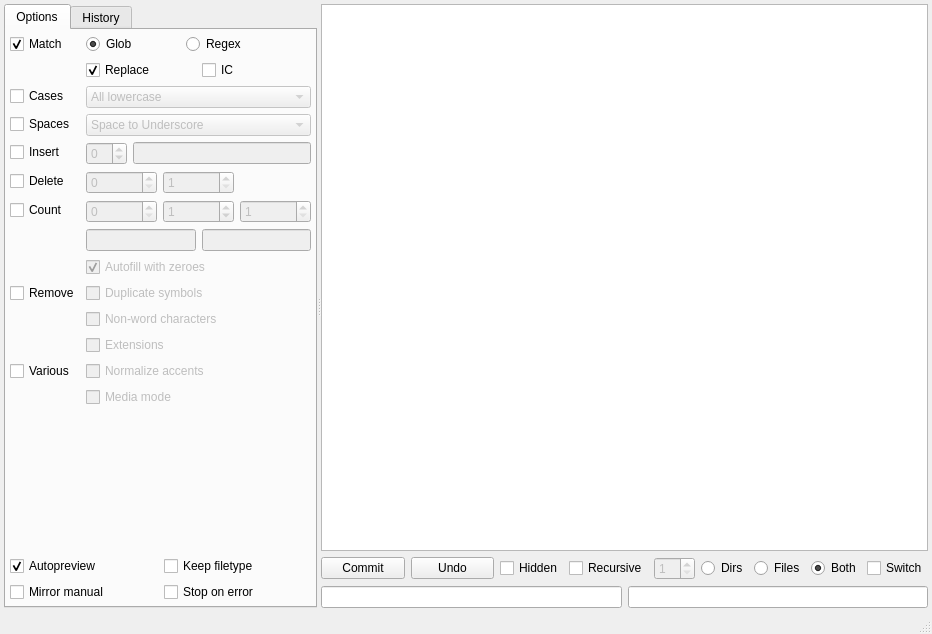
The window that gui/filebrowser/demimove.ui (gmdfalk/60-days-of-python) describes before a commit, drawn with Qt 5.
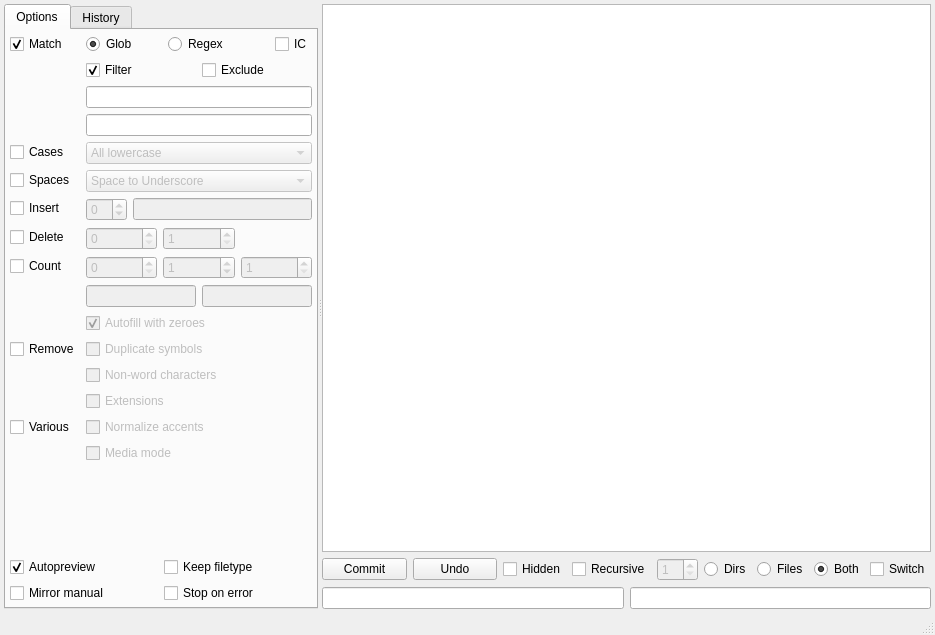
The same window after the commit.

Commit message: updating matching mechanisms and GUI. the final feature before implementing commit/undo.

```diff
--- a/gui/filebrowser/demimove.ui
+++ b/gui/filebrowser/demimove.ui
@@ -6,8 +6,8 @@
    <rect>
     <x>0</x>
     <y>0</y>
-    <width>932</width>
-    <height>634</height>
+    <width>935</width>
+    <height>635</height>
    </rect>
   </property>
   <property name="windowTitle">
@@ -59,7 +59,7 @@
               </widget>
              </item>
              <item row="0" column="1">
-              <layout class="QHBoxLayout" name="matchradios" stretch="3,4">
+              <layout class="QHBoxLayout" name="matchradios" stretch="3,4,0">
                <item>
                 <widget class="QRadioButton" name="matchglob">
                  <property name="toolTip">
@@ -83,23 +83,6 @@
                  </property>
                 </widget>
                </item>
-              </layout>
-             </item>
-             <item row="1" column="1">
-              <layout class="QHBoxLayout" name="matchchecks">
-               <item>
-                <widget class="QCheckBox" name="matchreplace">
-                 <property name="toolTip">
-                  <string>&lt;html&gt;&lt;head/&gt;&lt;body&gt;&lt;p&gt;Only use the matching pattern, not the replacement pattern.&lt;/p&gt;&lt;/body&gt;&lt;/html&gt;</string>
-                 </property>
-                 <property name="text">
-                  <string>Replace</string>
-                 </property>
-                 <property name="checked">
-                  <bool>true</bool>
-                 </property>
-                </widget>
-               </item>
                <item>
                 <widget class="QCheckBox" name="matchignorecase">
                  <property name="enabled">
@@ -115,14 +98,45 @@
                </item>
               </layout>
              </item>
-             <item row="2" column="0">
+             <item row="1" column="1">
+              <layout class="QHBoxLayout" name="matchchecks">
+               <item>
+                <widget class="QCheckBox" name="matchfiltercheck">
+                 <property name="toolTip">
+                  <string>&lt;html&gt;&lt;head/&gt;&lt;body&gt;&lt;p&gt;Only use the matching pattern, not the replacement pattern.&lt;/p&gt;&lt;/body&gt;&lt;/html&gt;</string>
+                 </property>
+                 <property name="text">
+                  <string>Filter</string>
+                 </property>
+                 <property name="checked">
+                  <bool>true</bool>
+                 </property>
+                </widget>
+               </item>
+               <item>
+                <widget class="QCheckBox" name="matchexcludecheck">
+                 <property name="text">
+                  <string>Exclude</string>
+                 </property>
+                </widget>
+               </item>
+              </layout>
+             </item>
+             <item row="2" column="1">
+              <widget class="QLineEdit" name="lineEdit">
+               <property name="toolTip">
+                <string>&lt;html&gt;&lt;head/&gt;&lt;body&gt;&lt;p&gt;&lt;span style=&quot; font-weight:600;&quot;&gt;Filter&lt;/span&gt;&lt;/p&gt;&lt;p&gt;Glob/Regex pattern to filter the targets by. &lt;/p&gt;&lt;p&gt;This defaults to &amp;quot;*&amp;quot; or &amp;quot;.*&amp;quot; respectively, to match all targets.&lt;/p&gt;&lt;/body&gt;&lt;/html&gt;</string>
+               </property>
+              </widget>
+             </item>
+             <item row="4" column="0">
               <widget class="QCheckBox" name="capitalizecheck">
                <property name="text">
                 <string>Cases</string>
                </property>
               </widget>
              </item>
-             <item row="2" column="1">
+             <item row="4" column="1">
               <widget class="QComboBox" name="capitalizebox">
                <property name="enabled">
                 <bool>false</bool>
@@ -152,14 +166,14 @@
                </item>
               </widget>
              </item>
-             <item row="3" column="0">
+             <item row="5" column="0">
               <widget class="QCheckBox" name="spacecheck">
                <property name="text">
                 <string>Spaces</string>
                </property>
               </widget>
              </item>
-             <item row="3" column="1">
+             <item row="5" column="1">
               <widget class="QComboBox" name="spacebox">
                <property name="enabled">
                 <bool>false</bool>
@@ -201,7 +215,7 @@
                </item>
               </widget>
              </item>
-             <item row="4" column="0">
+             <item row="6" column="0">
               <widget class="QCheckBox" name="insertcheck">
                <property name="toolTip">
                 <string>&lt;html&gt;&lt;head/&gt;&lt;body&gt;&lt;p&gt;Insert a string at a fixed position.&lt;/p&gt;&lt;/body&gt;&lt;/html&gt;</string>
@@ -211,7 +225,7 @@
                </property>
               </widget>
              </item>
-             <item row="4" column="1">
+             <item row="6" column="1">
               <layout class="QHBoxLayout" name="insertlayout">
                <item>
                 <widget class="QSpinBox" name="insertpos">
@@ -238,7 +252,7 @@
                </item>
               </layout>
              </item>
-             <item row="5" column="0">
+             <item row="7" column="0">
               <widget class="QCheckBox" name="deletecheck">
                <property name="toolTip">
                 <string>&lt;html&gt;&lt;head/&gt;&lt;body&gt;&lt;p&gt;Delete everything between fixed positions.&lt;/p&gt;&lt;/body&gt;&lt;/html&gt;</string>
@@ -248,7 +262,7 @@
                </property>
               </widget>
              </item>
-             <item row="5" column="1">
+             <item row="7" column="1">
               <layout class="QHBoxLayout" name="deletelayout">
                <item>
                 <widget class="QSpinBox" name="deletestart">
@@ -288,7 +302,7 @@
                </item>
               </layout>
              </item>
-             <item row="6" column="0">
+             <item row="8" column="0">
               <widget class="QCheckBox" name="countcheck">
                <property name="toolTip">
                 <string>&lt;html&gt;&lt;head/&gt;&lt;body&gt;&lt;p&gt;Add an incrementing number at a fixed position.&lt;/p&gt;&lt;/body&gt;&lt;/html&gt;</string>
@@ -298,7 +312,7 @@
                </property>
               </widget>
              </item>
-             <item row="6" column="1">
+             <item row="8" column="1">
               <layout class="QHBoxLayout" name="countlayout" stretch="0,0,0">
                <item>
                 <widget class="QSpinBox" name="countpos">
@@ -344,7 +358,7 @@
                </item>
               </layout>
              </item>
-             <item row="7" column="1">
+             <item row="9" column="1">
               <layout class="QHBoxLayout" name="countstringlabel">
                <item>
                 <widget class="QLineEdit" name="countpreedit">
@@ -374,7 +388,7 @@
                </item>
               </layout>
              </item>
-             <item row="8" column="1">
+             <item row="10" column="1">
               <widget class="QCheckBox" name="countfillcheck">
                <property name="enabled">
                 <bool>false</bool>
@@ -393,14 +407,14 @@
                </property>
               </widget>
              </item>
-             <item row="9" column="0">
+             <item row="11" column="0">
               <widget class="QCheckBox" name="removecheck">
                <property name="text">
                 <string>Remove</string>
                </property>
               </widget>
              </item>
-             <item row="9" column="1">
+             <item row="11" column="1">
               <widget class="QCheckBox" name="removeduplicatescheck">
                <property name="enabled">
                 <bool>false</bool>
@@ -413,7 +427,7 @@
                </property>
               </widget>
              </item>
-             <item row="10" column="1">
+             <item row="12" column="1">
               <widget class="QCheckBox" name="removenonwordscheck">
                <property name="enabled">
                 <bool>false</bool>
@@ -426,7 +440,7 @@
                </property>
               </widget>
              </item>
-             <item row="11" column="1">
+             <item row="13" column="1">
               <widget class="QCheckBox" name="removeextensionscheck">
                <property name="enabled">
                 <bool>false</bool>
@@ -439,14 +453,14 @@
                </property>
               </widget>
              </item>
-             <item row="12" column="0">
+             <item row="14" column="0">
               <widget class="QCheckBox" name="varcheck">
                <property name="text">
                 <string>Various</string>
                </property>
               </widget>
              </item>
-             <item row="12" column="1">
+             <item row="14" column="1">
               <widget class="QCheckBox" name="varaccentscheck">
                <property name="enabled">
                 <bool>false</bool>
@@ -459,7 +473,7 @@
                </property>
               </widget>
              </item>
-             <item row="13" column="1">
+             <item row="15" column="1">
               <widget class="QCheckBox" name="varmediacheck">
                <property name="enabled">
                 <bool>false</bool>
@@ -472,6 +486,13 @@
                </property>
               </widget>
              </item>
+             <item row="3" column="1">
+              <widget class="QLineEdit" name="lineEdit_2">
+               <property name="toolTip">
+                <string>&lt;html&gt;&lt;head/&gt;&lt;body&gt;&lt;p&gt;&lt;span style=&quot; font-weight:600;&quot;&gt;Exclude&lt;/span&gt;&lt;/p&gt;&lt;p&gt;Files and Directories to exclude. Comma separated.&lt;/p&gt;&lt;/body&gt;&lt;/html&gt;</string>
+               </property>
+              </widget>
+             </item>
             </layout>
            </item>
           </layout>
```
Left out of the diff: 35 changed lines with no effect on the pictures. The commit also changes 2 other files.
